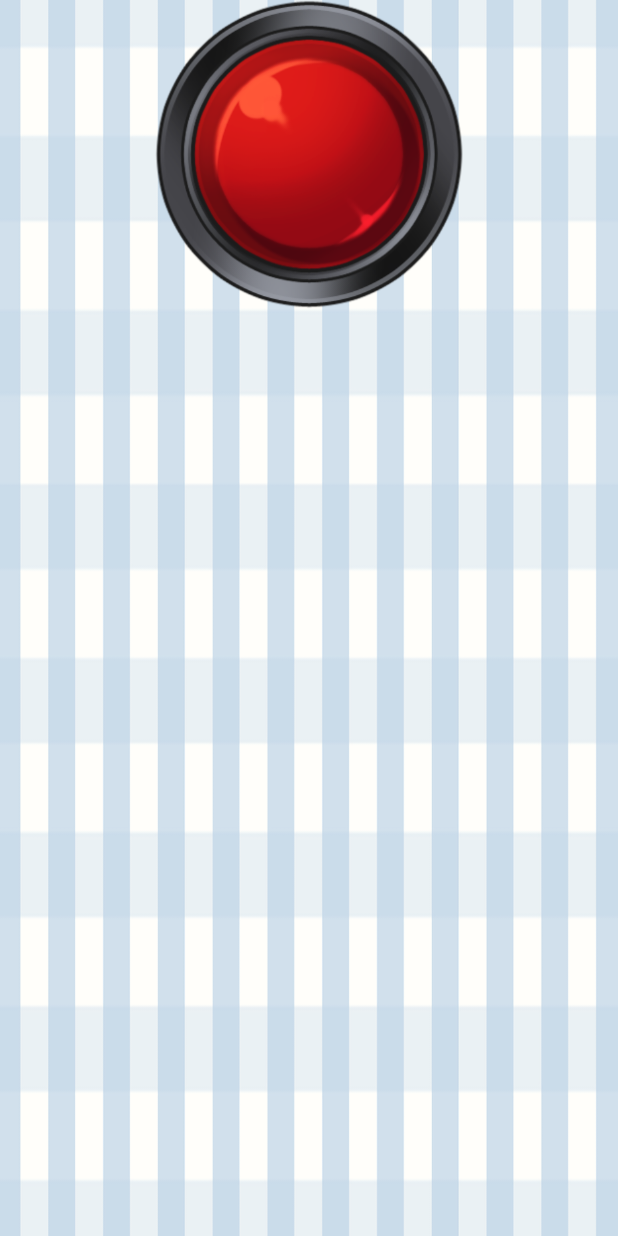
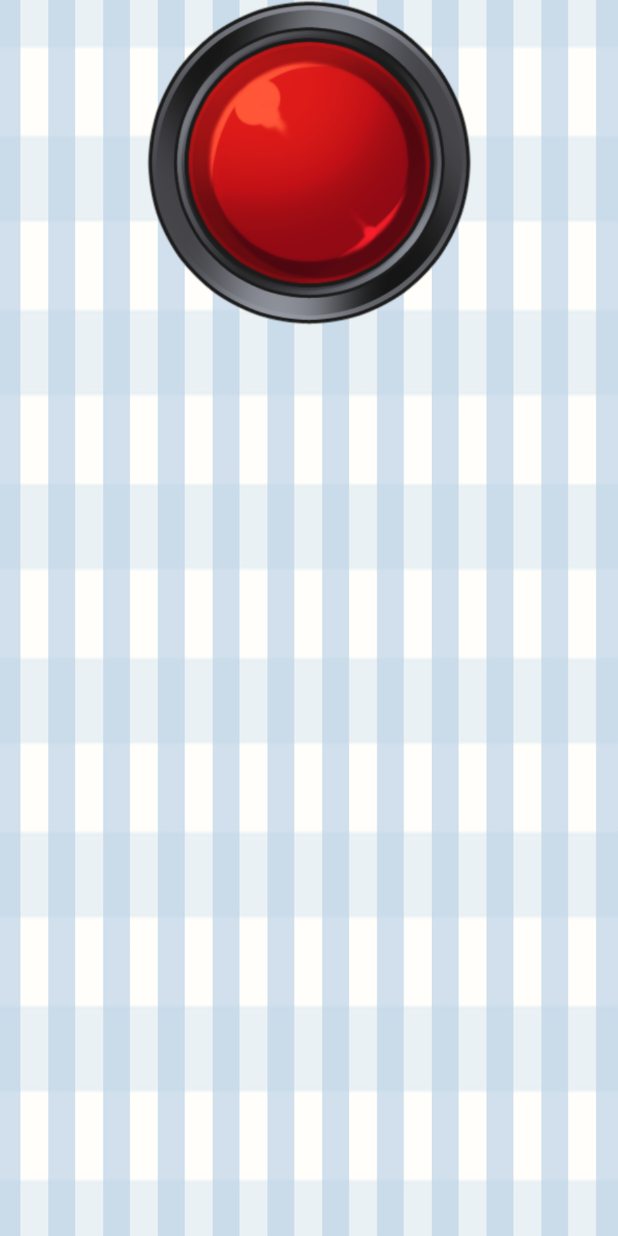
Before and after one commit to duck9827/SPprograming-Term, an Android app: the layout activity_main.xml on its own in the app's theme, with its tools: preview values and no code run, on a phone screen of 412 x 824 dp. Run offline under Robolectric (Android 15) with nearby library versions, the phone set to English and light mode, and no system bars.

```diff
--- a/Hallegali/app/src/main/res/layout/activity_main.xml
+++ b/Hallegali/app/src/main/res/layout/activity_main.xml
@@ -12,13 +12,13 @@
     <ImageButton
         android:id="@+id/buzzer"
         android:layout_width="match_parent"
-        android:layout_height="206dp"
+        android:layout_height="217dp"
         android:layout_gravity="top"
-        android:layout_weight="0.1"
+        android:layout_weight="1"
         android:background="@android:color/transparent"
         android:padding="0dp"
         android:scaleType="fitCenter"
-        android:src="@drawable/buzzer_click"
-        />
+        android:src="@drawable/buzzer_click" />
+
 
 </LinearLayout>
```
Also changed, not shown: 2 other files.
